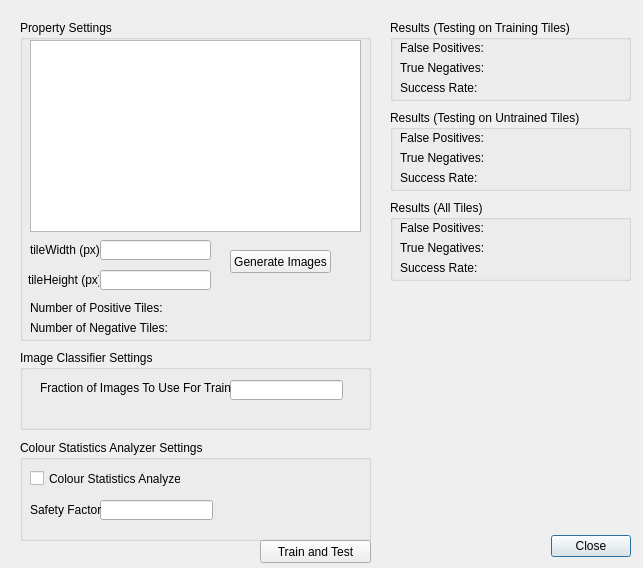
asmith9455/imageClassifier, file gui/TrainTextureClassifierForm.ui: the form before one commit.
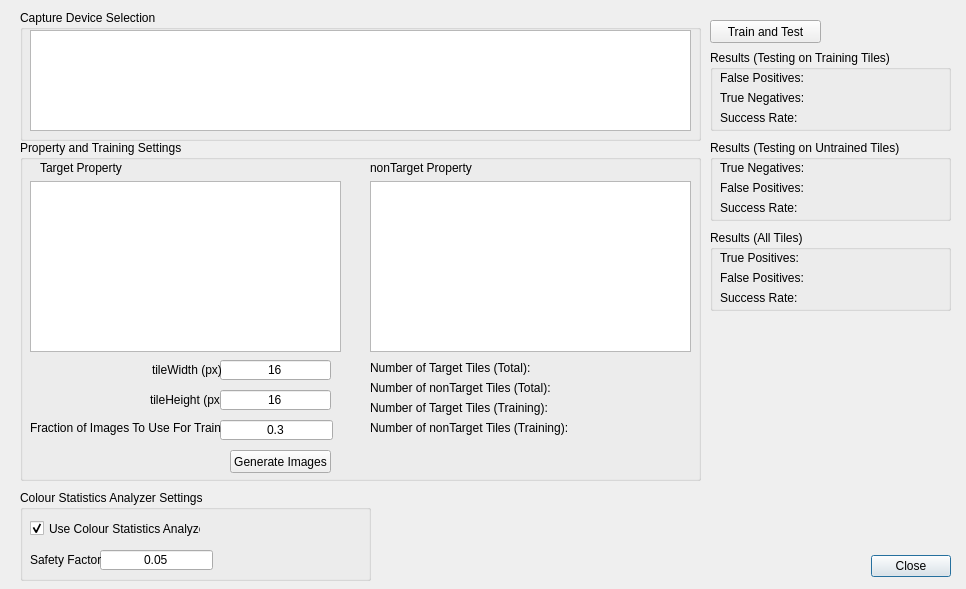
The form after the commit.

Commit message: added statistics for model training

What changed in the file:
```diff
--- a/gui/TrainTextureClassifierForm.ui
+++ b/gui/TrainTextureClassifierForm.ui
@@ -6,8 +6,8 @@
    <rect>
     <x>0</x>
     <y>0</y>
-    <width>643</width>
-    <height>568</height>
+    <width>966</width>
+    <height>589</height>
    </rect>
   </property>
   <property name="windowTitle">
@@ -16,8 +16,8 @@
   <widget class="QDialogButtonBox" name="buttonBox">
    <property name="geometry">
     <rect>
-     <x>550</x>
-     <y>530</y>
+     <x>870</x>
+     <y>550</y>
      <width>81</width>
      <height>32</height>
     </rect>
@@ -33,9 +33,9 @@
    <property name="geometry">
     <rect>
      <x>20</x>
-     <y>440</y>
+     <y>490</y>
      <width>351</width>
-     <height>101</height>
+     <height>91</height>
     </rect>
    </property>
    <property name="title">
@@ -46,12 +46,15 @@
      <rect>
       <x>10</x>
       <y>30</y>
-      <width>151</width>
+      <width>171</width>
       <height>17</height>
      </rect>
     </property>
     <property name="text">
-     <string>Colour Statistics Analyzer</string>
+     <string>Use Colour Statistics Analyzer</string>
+    </property>
+    <property name="checked">
+     <bool>true</bool>
     </property>
    </widget>
    <widget class="QLineEdit" name="lineEdit_safetyFactor">
@@ -63,6 +66,12 @@
       <height>20</height>
      </rect>
     </property>
+    <property name="text">
+     <string>0.05</string>
+    </property>
+    <property name="alignment">
+     <set>Qt::AlignCenter</set>
+    </property>
    </widget>
    <widget class="QLabel" name="label_2">
     <property name="geometry">
@@ -78,81 +87,45 @@
     </property>
    </widget>
   </widget>
-  <widget class="QGroupBox" name="groupBox_2">
-   <property name="geometry">
-    <rect>
-     <x>20</x>
-     <y>350</y>
-     <width>351</width>
-     <height>80</height>
-    </rect>
-   </property>
-   <property name="title">
-    <string>Image Classifier Settings</string>
-   </property>
-   <widget class="QLineEdit" name="lineEdit_trainingImageFraction">
-    <property name="geometry">
-     <rect>
-      <x>210</x>
-      <y>30</y>
-      <width>113</width>
-      <height>20</height>
-     </rect>
-    </property>
-   </widget>
-   <widget class="QLabel" name="label">
-    <property name="geometry">
-     <rect>
-      <x>20</x>
-      <y>30</y>
-      <width>191</width>
-      <height>16</height>
-     </rect>
-    </property>
-    <property name="text">
-     <string>Fraction of Images To Use For Training</string>
-    </property>
-   </widget>
-  </widget>
   <widget class="QGroupBox" name="groupBox_3">
    <property name="geometry">
     <rect>
      <x>20</x>
-     <y>20</y>
-     <width>351</width>
-     <height>321</height>
+     <y>140</y>
+     <width>681</width>
+     <height>341</height>
     </rect>
    </property>
    <property name="title">
-    <string>Property Settings</string>
+    <string>Property and Training Settings</string>
    </property>
    <widget class="QTableView" name="tableView_properties">
     <property name="geometry">
      <rect>
       <x>10</x>
-      <y>20</y>
-      <width>331</width>
-      <height>192</height>
+      <y>41</y>
+      <width>311</width>
+      <height>171</height>
      </rect>
     </property>
    </widget>
    <widget class="QLabel" name="label_4">
     <property name="geometry">
      <rect>
-      <x>10</x>
-      <y>300</y>
+      <x>350</x>
+      <y>240</y>
       <width>291</width>
       <height>16</height>
      </rect>
     </property>
     <property name="text">
-     <string>Number of Negative Tiles:</string>
+     <string>Number of nonTarget Tiles (Total):</string>
     </property>
    </widget>
    <widget class="QLabel" name="label_6">
     <property name="geometry">
      <rect>
-      <x>8</x>
+      <x>130</x>
       <y>250</y>
       <width>71</width>
       <height>20</height>
@@ -165,46 +138,52 @@
    <widget class="QLineEdit" name="lineEdit_safetyFactor_3">
     <property name="geometry">
      <rect>
-      <x>80</x>
+      <x>200</x>
       <y>250</y>
       <width>111</width>
       <height>20</height>
      </rect>
     </property>
     <property name="text">
-     <string/>
+     <string>16</string>
+    </property>
+    <property name="alignment">
+     <set>Qt::AlignCenter</set>
     </property>
    </widget>
    <widget class="QLineEdit" name="lineEdit_safetyFactor_2">
     <property name="geometry">
      <rect>
-      <x>80</x>
+      <x>200</x>
       <y>220</y>
       <width>111</width>
       <height>20</height>
      </rect>
     </property>
     <property name="text">
-     <string/>
+     <string>16</string>
+    </property>
+    <property name="alignment">
+     <set>Qt::AlignCenter</set>
     </property>
    </widget>
    <widget class="QLabel" name="label_3">
     <property name="geometry">
      <rect>
-      <x>10</x>
-      <y>280</y>
+      <x>350</x>
+      <y>220</y>
       <width>291</width>
       <height>16</height>
      </rect>
     </property>
     <property name="text">
-     <string>Number of Positive Tiles:</string>
+     <string>Number of Target Tiles (Total):</string>
     </property>
    </widget>
    <widget class="QLabel" name="label_5">
     <property name="geometry">
      <rect>
-      <x>10</x>
+      <x>132</x>
       <y>220</y>
       <width>71</width>
       <height>20</height>
@@ -218,7 +197,7 @@
     <property name="geometry">
      <rect>
       <x>210</x>
-      <y>230</y>
+      <y>310</y>
       <width>101</width>
       <height>23</height>
      </rect>
@@ -227,12 +206,103 @@
      <string>Generate Images</string>
     </property>
    </widget>
+   <widget class="QTableView" name="tableView_propertiesNonTarget">
+    <property name="geometry">
+     <rect>
+      <x>350</x>
+      <y>41</y>
+      <width>321</width>
+      <height>171</height>
+     </rect>
+    </property>
+   </widget>
+   <widget class="QLabel" name="label_16">
+    <property name="geometry">
+     <rect>
+      <x>20</x>
+      <y>20</y>
+      <width>121</width>
+      <height>16</height>
+     </rect>
+    </property>
+    <property name="text">
+     <string>Target Property</string>
+    </property>
+   </widget>
+   <widget class="QLabel" name="label_17">
+    <property name="geometry">
+     <rect>
+      <x>350</x>
+      <y>20</y>
+      <width>121</width>
+      <height>16</height>
+     </rect>
+    </property>
+    <property name="text">
+     <string>nonTarget Property</string>
+    </property>
+   </widget>
+   <widget class="QLineEdit" name="lineEdit_trainingImageFraction">
+    <property name="geometry">
+     <rect>
+      <x>200</x>
+      <y>280</y>
+      <width>113</width>
+      <height>20</height>
+     </rect>
+    </property>
+    <property name="text">
+     <string>0.3</string>
+    </property>
+    <property name="alignment">
+     <set>Qt::AlignCenter</set>
+    </property>
+   </widget>
+   <widget class="QLabel" name="label">
+    <property name="geometry">
+     <rect>
+      <x>10</x>
+      <y>280</y>
+      <width>191</width>
+      <height>16</height>
+     </rect>
+    </property>
+    <property name="text">
+     <string>Fraction of Images To Use For Training</string>
+    </property>
+   </widget>
+   <widget class="QLabel" name="label_numTargetTilesTraining">
+    <property name="geometry">
+     <rect>
+      <x>350</x>
+      <y>260</y>
+      <width>291</width>
+      <height>16</height>
+     </rect>
+    </property>
+    <property name="text">
+     <string>Number of Target Tiles (Training):</string>
+    </property>
+   </widget>
+   <widget class="QLabel" name="label_numNonTargetTilesTraining">
+    <property name="geometry">
+     <rect>
+      <x>350</x>
+      <y>280</y>
+      <width>291</width>
+      <height>16</height>
+     </rect>
+    </property>
+    <property name="text">
+     <string>Number of nonTarget Tiles (Training):</string>
+    </property>
+   </widget>
   </widget>
   <widget class="QGroupBox" name="groupBox_4">
    <property name="geometry">
     <rect>
-     <x>390</x>
-     <y>20</y>
+     <x>710</x>
+     <y>50</y>
      <width>241</width>
      <height>81</height>
     </rect>
@@ -283,8 +353,8 @@
   <widget class="QGroupBox" name="groupBox_5">
    <property name="geometry">
     <rect>
-     <x>390</x>
-     <y>110</y>
+     <x>710</x>
+     <y>140</y>
      <width>241</width>
      <height>81</height>
     </rect>
@@ -296,7 +366,7 @@
     <property name="geometry">
      <rect>
       <x>10</x>
-      <y>20</y>
+      <y>40</y>
       <width>221</width>
       <height>16</height>
      </rect>
@@ -309,7 +379,7 @@
     <property name="geometry">
      <rect>
       <x>10</x>
-      <y>40</y>
+      <y>20</y>
       <width>221</width>
       <height>16</height>
      </rect>
@@ -335,8 +405,8 @@
   <widget class="QGroupBox" name="groupBox_6">
    <property name="geometry">
     <rect>
-     <x>390</x>
-     <y>200</y>
+     <x>710</x>
+     <y>230</y>
      <width>241</width>
      <height>81</height>
     </rect>
@@ -344,20 +414,7 @@
    <property name="title">
     <string>Results (All Tiles)</string>
    </property>
-   <widget class="QLabel" name="label_13">
-    <property name="geometry">
-     <rect>
-      <x>10</x>
-      <y>20</y>
-      <width>221</width>
-      <height>16</height>
-     </rect>
-    </property>
-    <property name="text">
-     <string>False Positives:</string>
-    </property>
-   </widget>
-   <widget class="QLabel" name="label_14">
+   <widget class="QLabel" name="label_falsePositivesTotal">
     <property name="geometry">
      <rect>
       <x>10</x>
@@ -367,10 +424,23 @@
      </rect>
     </property>
     <property name="text">
-     <string>True Negatives:</string>
+     <string>False Positives:</string>
     </property>
    </widget>
-   <widget class="QLabel" name="label_15">
+   <widget class="QLabel" name="label_truePositivesTotal">
+    <property name="geometry">
+     <rect>
+      <x>10</x>
+      <y>20</y>
+      <width>221</width>
+      <height>16</height>
+     </rect>
+    </property>
+    <property name="text">
+     <string>True Positives:</string>
+    </property>
+   </widget>
+   <widget class="QLabel" name="label_successRateTotal">
     <property name="geometry">
      <rect>
       <x>10</x>
@@ -387,8 +457,8 @@
   <widget class="QPushButton" name="btn_trainAndTest">
    <property name="geometry">
     <rect>
-     <x>260</x>
-     <y>540</y>
+     <x>710</x>
+     <y>20</y>
      <width>111</width>
      <height>23</height>
     </rect>
@@ -397,6 +467,29 @@
     <string>Train and Test</string>
    </property>
   </widget>
+  <widget class="QGroupBox" name="groupBox_7">
+   <property name="geometry">
+    <rect>
+     <x>20</x>
+     <y>10</y>
+     <width>681</width>
+     <height>131</height>
+    </rect>
+   </property>
+   <property name="title">
+    <string>Capture Device Selection</string>
+   </property>
+   <widget class="QTableView" name="tableView_captureDevices">
+    <property name="geometry">
+     <rect>
+      <x>10</x>
+      <y>20</y>
+      <width>661</width>
+      <height>101</height>
+     </rect>
+    </property>
+   </widget>
+  </widget>
  </widget>
  <resources/>
  <connections>
```
Left out of the diff: 18 changed lines with no effect on the pictures. The commit also changes 9 other files.
